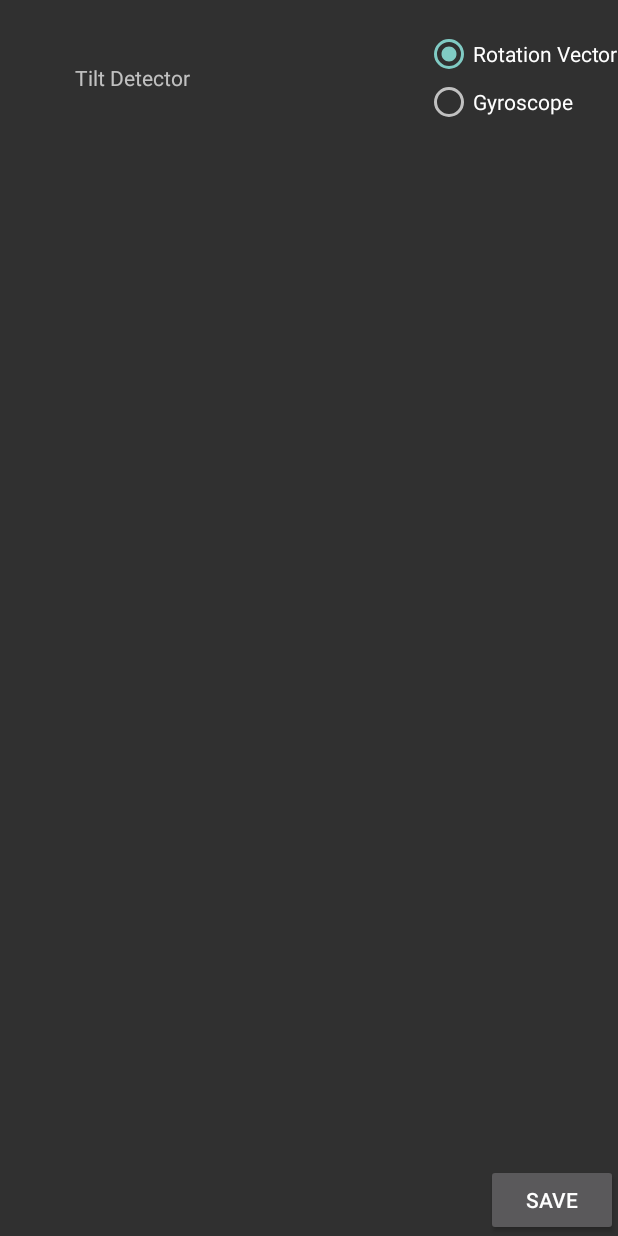
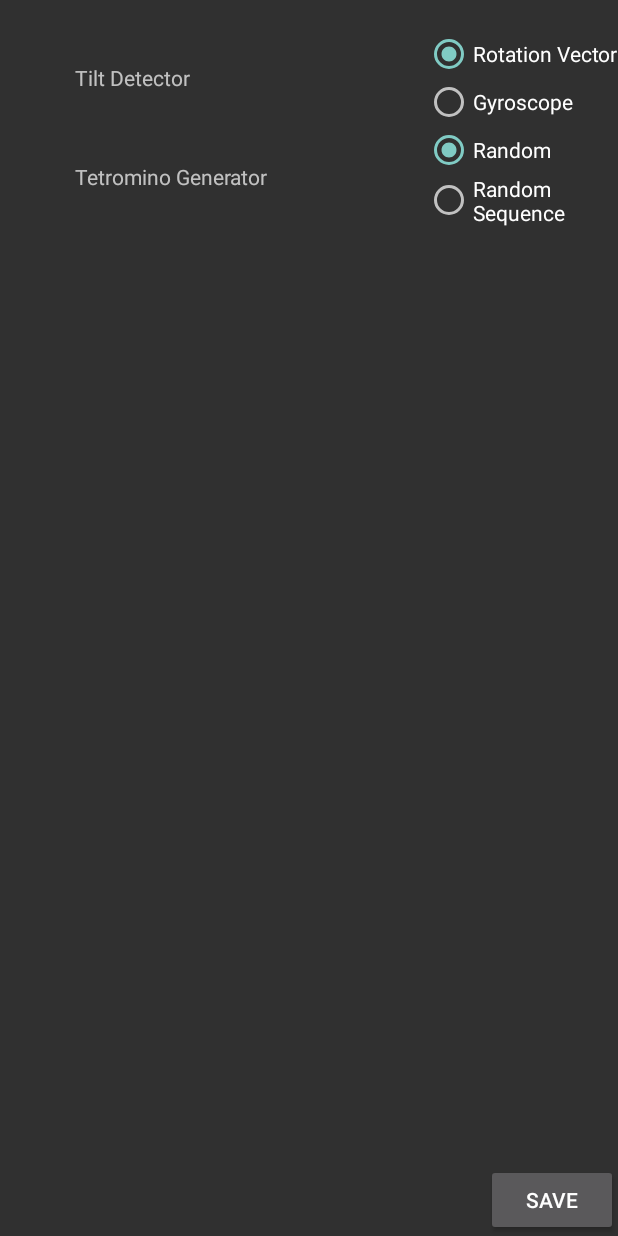
Before and after one commit to Warpand/Mobilne-Tetris, an Android app: the screen it shows after launch (SettingsActivity), after a tap on "SETTINGS", on a phone screen of 412 x 824 dp. Run offline under Robolectric (Android 15) with nearby library versions, the phone set to English and light mode, and no system bars.

Commit message:
Add sequence-based tetromino generator and add an option to choose the generator type in the settings "

```diff
--- a/app/src/main/java/com/example/tetris/android/SettingsActivity.java
+++ b/app/src/main/java/com/example/tetris/android/SettingsActivity.java
@@ -28,6 +28,18 @@ public class SettingsActivity extends AppCompatActivity {
                 settings.setTiltDetectorType(Settings.tiltDetectorType.GYROSCOPE);
         });
 
+        if(settings.getGeneratorType() == Settings.generatorType.RANDOM)
+            binding.stdGeneratorButton.toggle();
+        else if(settings.getGeneratorType() == Settings.generatorType.SEQUENCE_RANDOM)
+            binding.sequenceGeneratorButton.toggle();
+
+        binding.generatorRadioGroup.setOnCheckedChangeListener(((radioGroup, i) -> {
+            if(i == binding.stdGeneratorButton.getId())
+                settings.setGeneratorType(Settings.generatorType.RANDOM);
+            else if(i == binding.sequenceGeneratorButton.getId())
+                settings.setGeneratorType(Settings.generatorType.SEQUENCE_RANDOM);
+        }));
+
         binding.saveButton.setOnClickListener(view -> settings.save(getApplicationContext()));
 
         setContentView(binding.getRoot());
--- a/app/src/main/java/com/example/tetris/core/Settings.java
+++ b/app/src/main/java/com/example/tetris/core/Settings.java
@@ -18,8 +18,14 @@ public class Settings {
         int GYROSCOPE = 1;
     }
 
+    public interface generatorType {
+        int RANDOM = 0;
+        int SEQUENCE_RANDOM = 1;
+    }
+
     private static void fillWithDefault(FileOutputStream oS) throws IOException {
         oS.write(tiltDetectorType.ROTATION_VECTOR);
+        oS.write(generatorType.RANDOM);
     }
     private static FileInputStream createIfNotExist(Context context) throws IOException {
          try {
@@ -36,10 +42,13 @@ public class Settings {
     }
 
     protected int tiltDetector;
+    protected int generator;
 
     public Settings(Context context) {
         try (FileInputStream iS = createIfNotExist(context)) {
             tiltDetector = iS.read();
+            generator = iS.read();
+
         } catch (Exception e) {
             Log.d("SETTINGS", "Unknown error while loading settings");
         }
@@ -47,6 +56,10 @@ public class Settings {
 
     public int getTiltDetectorType() {
         return tiltDetector;
+    }
+
+    public int getGeneratorType() {
+        return generator;
     }
 
     public static class SettingsWriter extends Settings {
@@ -58,9 +71,14 @@ public class Settings {
             tiltDetector = type;
         }
 
+        public void setGeneratorType(int type) {
+            generator = type;
+        }
+
         public void save(Context context) {
             try(OutputStream oS = context.openFileOutput(filename, Context.MODE_PRIVATE)) {
                 oS.write(tiltDetector);
+                oS.write(generator);
             }
             catch (IOException e) {
                 Log.d("SETTINGS", "Unknown error while writing settings");
--- a/app/src/main/java/com/example/tetris/core/SinglePlayerTetrominoGenerator.java
+++ b/app/src/main/java/com/example/tetris/core/SinglePlayerTetrominoGenerator.java
@@ -2,7 +2,7 @@ package com.example.tetris.core;
 
 import java.util.Random;
 
-public class SinglePlayerTetrominoGenerator implements TetrominoGenerator{
+public class SinglePlayerTetrominoGenerator implements TetrominoGenerator {
     private final Random gen;
     private int next;
 
--- a/app/src/main/res/layout/settings_activity.xml
+++ b/app/src/main/res/layout/settings_activity.xml
@@ -26,6 +26,7 @@
     </RadioGroup>
 
     <TextView
+        android:id="@+id/tilt_detector_text_view"
         android:layout_width="wrap_content"
         android:layout_height="wrap_content"
         android:text="@string/tilt_detector"
@@ -33,6 +34,37 @@
         android:layout_alignTop="@+id/tilt_detector_radio_group"
         android:layout_alignBottom="@+id/tilt_detector_radio_group"
         android:layout_marginStart="50dp" />
+
+    <RadioGroup
+        android:id="@+id/generator_radio_group"
+        android:layout_width="wrap_content"
+        android:layout_height="wrap_content"
+        android:layout_alignParentEnd="true"
+        android:layout_below="@id/tilt_detector_radio_group"
+        android:layout_alignStart="@id/tilt_detector_radio_group">
+
+        <RadioButton
+            android:id="@+id/std_generator_button"
+            android:layout_width="wrap_content"
+            android:layout_height="wrap_content"
+            android:text="@string/random" />
+
+        <RadioButton
+            android:id="@+id/sequence_generator_button"
+            android:layout_width="wrap_content"
+            android:layout_height="wrap_content"
+            android:text="@string/random_sequence" />
+    </RadioGroup>
+
+    <TextView
+        android:id="@+id/tetromino_generator_text_view"
+        android:layout_width="wrap_content"
+        android:layout_height="wrap_content"
+        android:text="@string/tetromino_generator"
+        android:gravity="center"
+        android:layout_alignTop="@+id/generator_radio_group"
+        android:layout_alignBottom="@+id/generator_radio_group"
+        android:layout_alignStart="@+id/tilt_detector_text_view" />
 
     <Button
         android:id="@+id/save_button"
--- a/app/src/main/res/values/strings.xml
+++ b/app/src/main/res/values/strings.xml
@@ -9,4 +9,7 @@
     <string name="rotation_vector">Rotation Vector</string>
     <string name="gyroscope">Gyroscope</string>
     <string name="save">Save</string>
+    <string name="random">Random</string>
+    <string name="random_sequence">Random Sequence</string>
+    <string name="tetromino_generator">Tetromino Generator</string>
 </resources>
```
Also changed, not shown: app/src/main/java/com/example/tetris/android/SinglePlayerActivity.java (+6 -4 lines), app/src/main/java/com/example/tetris/core/GameEngineFactory.java (+7 -1 lines), app/src/main/java/com/example/tetris/core/SequenceTetrominoGenerator.java (added, +44 -0 lines).
